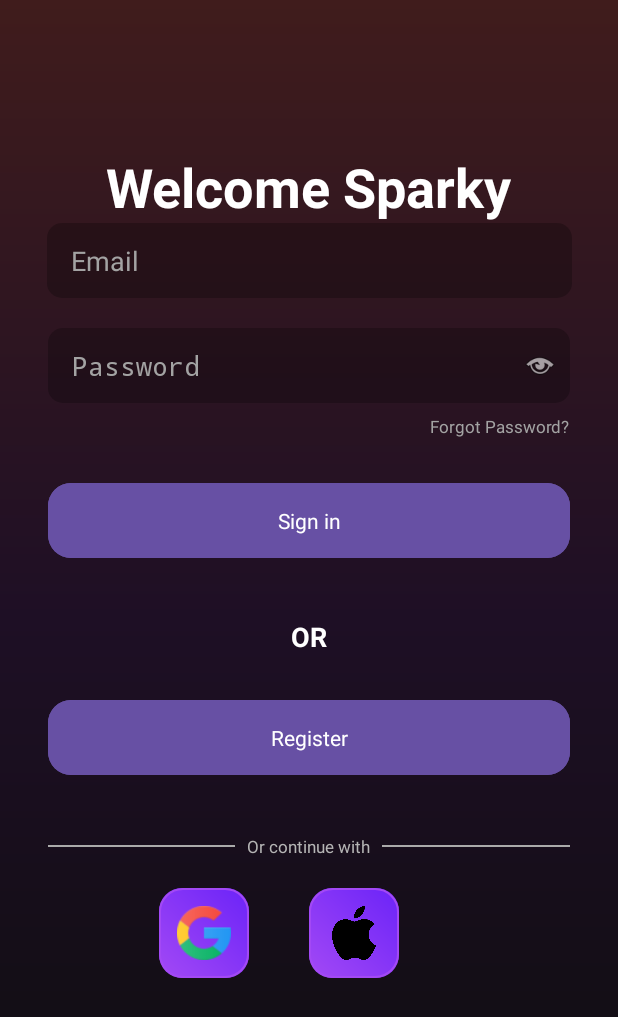
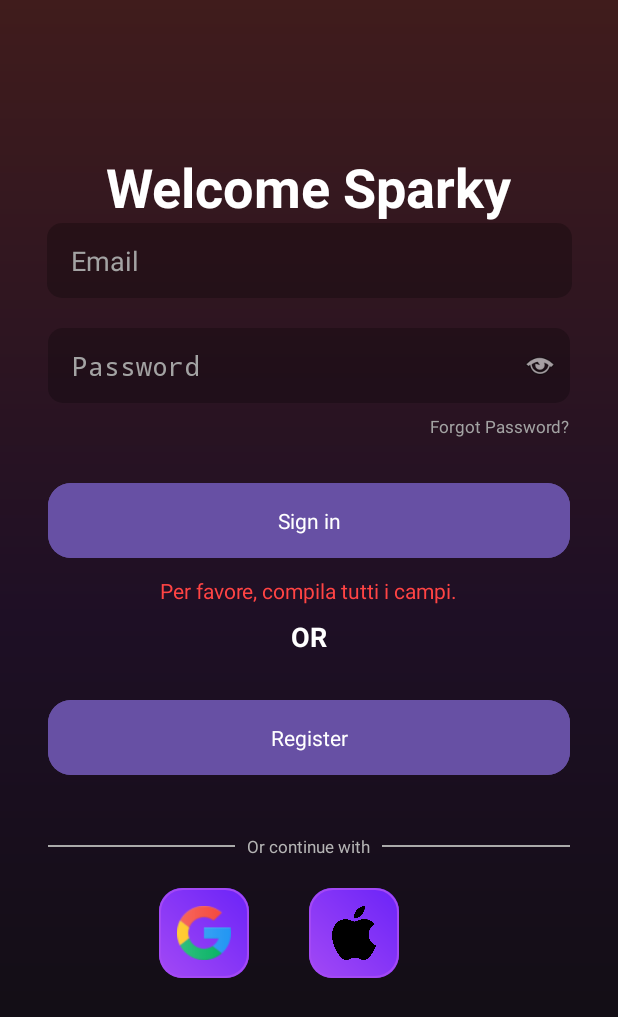
Before and after one commit to MikeIts23/ProjectSparksNativeAndroid, an Android app: the screen it shows after launch (LoginActivity), after a tap on "Sign in", on a phone screen of 412 x 824 dp. Shown: the top 1017 px of the screen. Run offline under Robolectric (Android 15) with nearby library versions, the phone set to English and light mode, and no system bars; our stand-ins replace Firebase (no records; nobody signed in at launch, a user with empty details on screens opened directly); 2 other taps on this screen came first.

Commit message:
Fix Server login + Fix errori caricamento utente

```diff
--- a/app/src/main/java/com/example/nativesparksapp/LoginActivity.kt
+++ b/app/src/main/java/com/example/nativesparksapp/LoginActivity.kt
@@ -26,6 +26,7 @@ class LoginActivity : AppCompatActivity() {
     private lateinit var buttonRegister: Button
     private lateinit var imageGoogle: ImageView
     private lateinit var imageApple: ImageView
+    private lateinit var progressLoading: ProgressBar
 
     private var isPasswordVisible = false
 
@@ -36,10 +37,8 @@ class LoginActivity : AppCompatActivity() {
     private lateinit var googleSignInClient: GoogleSignInClient
     private val RC_SIGN_IN = 9001
 
-    // Tag per il logging
     private val TAG = "LoginActivity"
 
-    // Chiave per memorizzare l'ID dell'ultimo utente loggato
     companion object {
         const val PREFS_USER_ID = "user_prefs"
         const val KEY_LAST_USER_ID = "last_user_id"
@@ -48,11 +47,6 @@ class LoginActivity : AppCompatActivity() {
     override fun onCreate(savedInstanceState: Bundle?) {
         super.onCreate(savedInstanceState)
         setContentView(R.layout.activity_login)
-
-        // Rimuovi la riga: import com.google.androidgamesdk.GameActivity
-        // Invece userai la tua GameActivity (stessa package se l'hai definita tu)
-
-        // Pulisci le SharedPreferences al login per evitare che rimangano dati di utenti precedenti
         clearAllUserPreferences()
 
         // Associa le view
@@ -65,39 +59,32 @@ class LoginActivity : AppCompatActivity() {
         buttonRegister = findViewById(R.id.buttonRegister)
         imageGoogle = findViewById(R.id.imageGoogle)
         imageApple = findViewById(R.id.imageApple)
+        progressLoading = findViewById(R.id.progressLoading)
 
-        // Configura Google Sign-In
+        // Google Sign-In
         val gso = GoogleSignInOptions.Builder(GoogleSignInOptions.DEFAULT_SIGN_IN)
             .requestIdToken(getString(R.string.default_web_client_id))
             .requestEmail()
             .build()
         googleSignInClient = GoogleSignIn.getClient(this, gso)
 
-        // Listener per l'icona "occhio" password
         imageTogglePassword.setOnClickListener { togglePasswordVisibility() }
 
-        // Login con email/password
         buttonSignIn.setOnClickListener { signIn() }
 
-        // Vai alla pagina di registrazione
         buttonRegister.setOnClickListener {
             startActivity(Intent(this, RegisterActivity::class.java))
         }
 
-        // Placeholder "Forgot Password"
         textForgotPassword.setOnClickListener {
             Toast.makeText(this, "Forgot Password cliccato!", Toast.LENGTH_SHORT).show()
-            // Aggiungi eventuale logica per reset della password
         }
 
-        // Login con Google
         imageGoogle.setOnClickListener { signInWithGoogle() }
 
-        // Placeholder per Apple
         imageApple.setOnClickListener { signInWithApple() }
     }
 
-    // Mostra/Nascondi password
     private fun togglePasswordVisibility() {
         isPasswordVisible = !isPasswordVisible
         if (isPasswordVisible) {
@@ -112,27 +99,26 @@ class LoginActivity : AppCompatActivity() {
         editTextPassword.setSelection(editTextPassword.text.length)
     }
 
-    // Login con Firebase Authentication (email/password)
     private fun signIn() {
         val email = editTextEmail.text.toString().trim()
         val password = editTextPassword.text.toString()
+
         if (email.isEmpty() || password.isEmpty()) {
             showError("Per favore, compila tutti i campi.")
             return
         }
 
         textErrorMessage.visibility = View.GONE
+        setLoading(true)
 
         auth.signInWithEmailAndPassword(email, password)
             .addOnCompleteListener { task ->
+                setLoading(false)
                 if (task.isSuccessful) {
-                    // Salva l'ID dell'utente corrente nelle SharedPreferences
                     auth.currentUser?.uid?.let { userId ->
                         saveCurrentUserId(userId)
                         Log.d(TAG, "ID utente salvato dopo login: $userId")
                     }
-
-                    // Login riuscito: vai alla tua GameActivity
                     val intent = Intent(this, GameLaunchActivity::class.java)
                     startActivity(intent)
                     finish()
@@ -142,37 +128,36 @@ class LoginActivity : AppCompatActivity() {
             }
     }
 
-    // Mostra un messaggio di errore
     private fun showError(message: String) {
         textErrorMessage.visibility = View.VISIBLE
         textErrorMessage.text = message
     }
 
-    // Pulisce tutte le SharedPreferences dell'utente
+    private fun setLoading(loading: Boolean) {
+        if (loading) {
+            progressLoading.visibility = View.VISIBLE
+            buttonSignIn.visibility = View.INVISIBLE
+        } else {
+            progressLoading.visibility = View.GONE
+            buttonSignIn.visibility = View.VISIBLE
+        }
+    }
+
     private fun clearAllUserPreferences() {
         Log.d(TAG, "Pulizia delle SharedPreferences al login")
 
-        // Pulisci le SharedPreferences di ProfileActivity
         val profilePrefs = getSharedPreferences(ProfileActivity.PREFS_NAME, Context.MODE_PRIVATE)
         profilePrefs.edit().clear().apply()
 
-        // Pulisci le SharedPreferences di EditProfileActivity
         val editProfilePrefs = getSharedPreferences(EditProfileActivity.PREFS_NAME, Context.MODE_PRIVATE)
         editProfilePrefs.edit().clear().apply()
-
-        // Pulisci eventuali altre SharedPreferences dell'app
-        // Se ci sono altre SharedPreferences specifiche dell'utente, aggiungerle qui
-
-        Log.d(TAG, "SharedPreferences pulite con successo al login")
     }
 
-    // Avvia il flusso di login Google
     private fun signInWithGoogle() {
         val signInIntent = googleSignInClient.signInIntent
         startActivityForResult(signInIntent, RC_SIGN_IN)
     }
 
-    // Gestisci il risultato dell'Intent di Google
     override fun onActivityResult(requestCode: Int, resultCode: Int, data: Intent?) {
         super.onActivityResult(requestCode, resultCode, data)
         if (requestCode == RC_SIGN_IN) {
@@ -186,19 +171,15 @@ class LoginActivity : AppCompatActivity() {
         }
     }
 
-    // Completa l'autenticazione Firebase con Google
     private fun firebaseAuthWithGoogle(idToken: String) {
         val credential = GoogleAuthProvider.getCredential(idToken, null)
         auth.signInWithCredential(credential)
             .addOnCompleteListener { task ->
                 if (task.isSuccessful) {
-                    // Salva l'ID dell'utente corrente nelle SharedPreferences
                     auth.currentUser?.uid?.let { userId ->
                         saveCurrentUserId(userId)
                         Log.d(TAG, "ID utente salvato dopo login con Google: $userId")
                     }
-
-                    // Login Google ok: vai a GameActivity
                     val intent = Intent(this, GameLaunchActivity::class.java)
                     startActivity(intent)
                     finish()
@@ -208,12 +189,10 @@ class LoginActivity : AppCompatActivity() {
             }
     }
 
-    // Placeholder per Apple
     private fun signInWithApple() {
         Toast.makeText(this, "Login con Apple non implementato.", Toast.LENGTH_SHORT).show()
     }
 
-    // Salva l'ID dell'utente corrente nelle SharedPreferences
     private fun saveCurrentUserId(userId: String) {
         val userPrefs = getSharedPreferences(PREFS_USER_ID, Context.MODE_PRIVATE)
         userPrefs.edit()
--- a/app/src/main/res/layout/activity_login.xml
+++ b/app/src/main/res/layout/activity_login.xml
@@ -102,6 +102,32 @@
         android:layout_marginEnd="32dp"
         android:layout_marginTop="30dp"/>
 
+    <!-- ProgressBar circolare -->
+    <ProgressBar
+        android:id="@+id/progressLoading"
+        android:layout_width="wrap_content"
+        android:layout_height="wrap_content"
+        android:layout_marginTop="16dp"
+        android:visibility="gone"
+        app:layout_constraintTop_toBottomOf="@id/buttonSignIn"
+        app:layout_constraintStart_toStartOf="parent"
+        app:layout_constraintEnd_toEndOf="parent" />
+
+    <TextView
+        android:id="@+id/textErrorMessage"
+        android:layout_width="wrap_content"
+        android:layout_height="wrap_content"
+        android:textColor="@android:color/holo_red_light"
+        android:textSize="14sp"
+        android:visibility="gone"
+        android:text="@string/errore_di_login1"
+        app:layout_constraintTop_toBottomOf="@id/buttonSignIn"
+        app:layout_constraintStart_toStartOf="parent"
+        app:layout_constraintEnd_toEndOf="parent"
+        android:layout_marginTop="12dp"/>
+
+
+
     <!-- Separatore OR -->
     <TextView
         android:id="@+id/textOr"
--- a/app/src/main/res/values/strings.xml
+++ b/app/src/main/res/values/strings.xml
@@ -68,5 +68,6 @@
     <string name="name_hint">Name</string>
     <string name="home">Home</string>
     <string name="welcome_sparky1">Welcome Sparky</string>
+    <string name="errore_di_login1">Errore di login</string>
 
 </resources>
```
Also changed, not shown: app/src/main/java/com/example/nativesparksapp/GameLaunchActivity.kt (+6 -22 lines), app/src/main/java/com/example/nativesparksapp/ProfileActivity.kt (+39 -73 lines), app/src/main/res/drawable/ic_leaderboard.xml (added, +10 -0 lines), app/src/main/res/drawable/ic_play.xml (added, +10 -0 lines), app/src/main/res/drawable/ic_profile.xml (added, +10 -0 lines), app/src/main/res/layout/bottom_nav.xml (+30 -34 lines).
